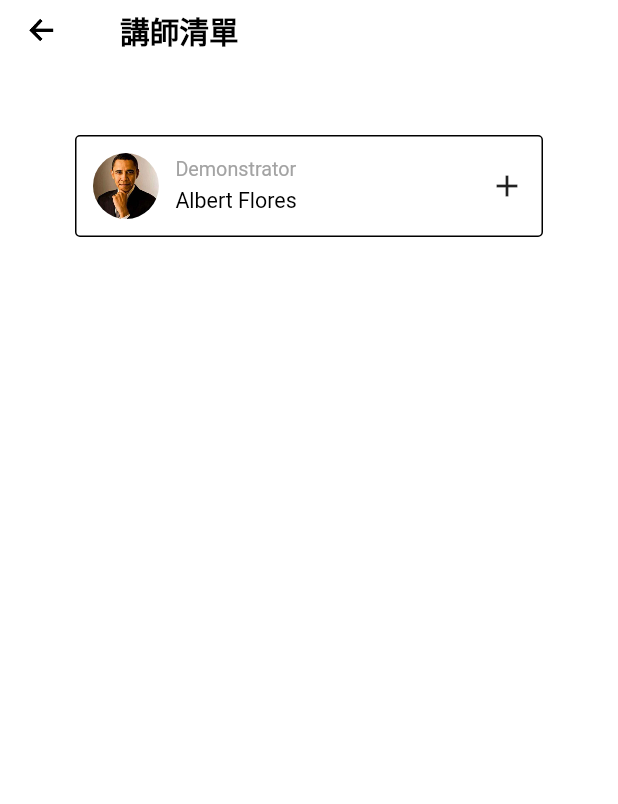
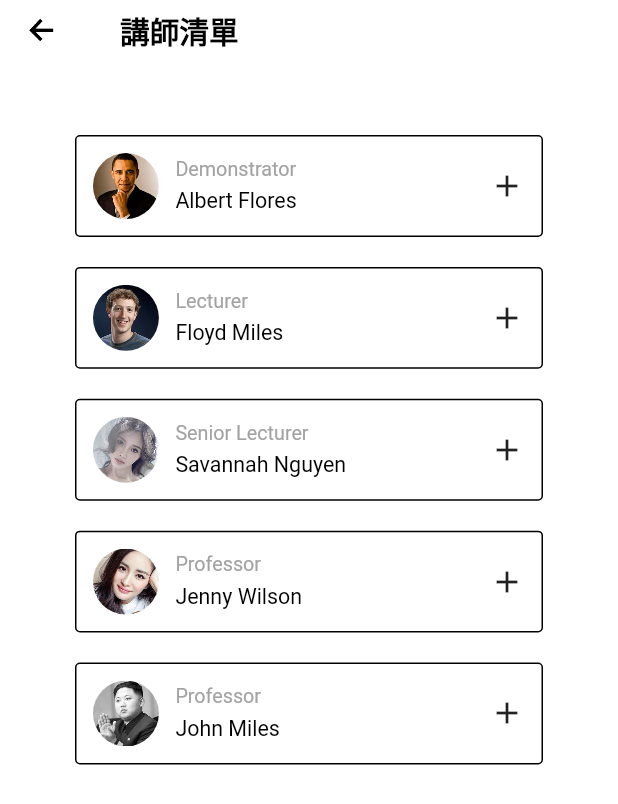
Before and after one commit to weskao/course_selection_system, a Flutter app: the screen it shows after launch, on a phone screen of 412 x 824 dp. Shown: the top 804 px of the screen. Run offline on Flutter 3.47's test engine with Material 2 defaults, Android fonts, the phone set to English and light mode, and no system bars; drawn by our look-alikes of scroll_to_index; our stand-ins replace flutter_riverpod, flutter_screenutil.

Commit message:
Add new course test data

```diff
--- /dev/null
+++ b/lib/src/data/mock/MockCourseData.dart
@@ -0,0 +1,110 @@
+import '../common/data/Time.dart';
+import '../model/course/Course.dart';
+
+class MockCourseData {
+  static final courseList1 = [
+    Course(
+      name: '基礎程式設計',
+      description: "基礎程式設計課程",
+      dayOfWeek: 2,
+      startTime: Time(hour: 10, minute: 0),
+      endTime: Time(hour: 12, minute: 0),
+    ),
+    Course(
+      name: '人工智慧總整與實作',
+      description: "人工智慧總整與實作課程",
+      dayOfWeek: 4,
+      startTime: Time(hour: 14, minute: 0),
+      endTime: Time(hour: 16, minute: 0),
+    ),
+    Course(
+      name: '訊號與系統',
+      description: "訊號與系統課程",
+      dayOfWeek: 5,
+      startTime: Time(hour: 10, minute: 0),
+      endTime: Time(hour: 12, minute: 0),
+    ),
+  ];
+
+  static final courseList2 = [
+    Course(
+      name: 'C++實習',
+      description: "C++實習課程",
+      dayOfWeek: 3,
+      startTime: Time(hour: 19, minute: 0),
+      endTime: Time(hour: 21, minute: 0),
+    ),
+    Course(
+      name: '作業系統',
+      description: "作業系統課程",
+      dayOfWeek: 3,
+      startTime: Time(hour: 8, minute: 0),
+      endTime: Time(hour: 10, minute: 0),
+    ),
+  ];
+
+  static final courseList3 = [
+    Course(
+      name: '進階英文',
+      description: "進階英文課程",
+      dayOfWeek: 3,
+      startTime: Time(hour: 15, minute: 30),
+      endTime: Time(hour: 18, minute: 30),
+    ),
+  ];
+
+  static final courseList4 = [
+    Course(
+      name: '基礎程式設計',
+      description: "基礎程式設計課程",
+      dayOfWeek: 2,
+      startTime: Time(hour: 9, minute: 0),
+      endTime: Time(hour: 12, minute: 0),
+    ),
+    Course(
+      name: '進階程式設計',
+      description: "進階程式設計課程",
+      dayOfWeek: 4,
+      startTime: Time(hour: 9, minute: 30),
+      endTime: Time(hour: 12, minute: 30),
+    ),
+  ];
+
+  static final courseList5 = [
+    Course(
+      name: '動畫設計',
+      description: "動畫設計課程",
+      dayOfWeek: 1,
+      startTime: Time(hour: 16, minute: 0),
+      endTime: Time(hour: 18, minute: 0),
+    ),
+    Course(
+      name: '演算法',
+      description: "演算法課程",
+      dayOfWeek: 3,
+      startTime: Time(hour: 11, minute: 0),
+      endTime: Time(hour: 12, minute: 0),
+    ),
+    Course(
+      name: '進階程式設計',
+      description: "進階程式設計課程",
+      dayOfWeek: 1,
+      startTime: Time(hour: 8, minute: 30),
+      endTime: Time(hour: 13, minute: 30),
+    ),
+    Course(
+      name: 'C++實習',
+      description: "C++實習課程",
+      dayOfWeek: 4,
+      startTime: Time(hour: 14, minute: 0),
+      endTime: Time(hour: 16, minute: 0),
+    ),
+    Course(
+      name: '組合語言',
+      description: "組合語言課程",
+      dayOfWeek: 2,
+      startTime: Time(hour: 15, minute: 0),
+      endTime: Time(hour: 17, minute: 0),
+    ),
+  ];
+}
--- a/lib/src/data/mock/MockData.dart
+++ /dev/null
@@ -1,41 +0,0 @@
-import '../common/data/Time.dart';
-import '../model/course/Course.dart';
-import '../model/course/Instructor.dart';
-
-class MockData {
-  static final List<Course> courseList = [
-    Course(
-      name: '基礎程式設計',
-      description: "基礎程式設計課程",
-      dayOfWeek: 2,
-      startTime: Time(hour: 10, minute: 0),
-      endTime: Time(hour: 12, minute: 0),
-      instructor: "Albert Flores",
-    ),
-    Course(
-      name: '人工智慧總整與實作',
-      description: "人工智慧總整與實作課程",
-      dayOfWeek: 4,
-      startTime: Time(hour: 14, minute: 0),
-      endTime: Time(hour: 16, minute: 0),
-      instructor: "Albert Flores",
-    ),
-    Course(
-      name: '訊號與系統',
-      description: "訊號與系統課程",
-      dayOfWeek: 5,
-      startTime: Time(hour: 10, minute: 0),
-      endTime: Time(hour: 12, minute: 0),
-      instructor: "Albert Flores",
-    ),
-  ];
-
-  static final List<Instructor> instructorList = [
-    Instructor(
-      name: "Albert Flores",
-      rankLevel: 1,
-      imageUrl: 'assets/images/default_avatar/default_avatar_2.jpg',
-      courseList: courseList,
-    )
-  ];
-}
--- /dev/null
+++ b/lib/src/data/mock/MockInstructorData.dart
@@ -0,0 +1,38 @@
+import 'package:course_selection_system/src/data/mock/MockCourseData.dart';
+
+import '../model/course/Instructor.dart';
+
+class MockInstructorData {
+  static final List<Instructor> instructorList = [
+    Instructor(
+      name: "Albert Flores",
+      rankLevel: 1,
+      imageUrl: 'assets/images/default_avatar/default_avatar_2.jpg',
+      courseList: MockCourseData.courseList1,
+    ),
+    Instructor(
+      name: "Floyd Miles",
+      rankLevel: 2,
+      imageUrl: 'assets/images/default_avatar/default_avatar_5.jpg',
+      courseList: MockCourseData.courseList2,
+    ),
+    Instructor(
+      name: "Savannah Nguyen",
+      rankLevel: 3,
+      imageUrl: 'assets/images/default_avatar/default_avatar_8.jpg',
+      courseList: MockCourseData.courseList3,
+    ),
+    Instructor(
+      name: "Jenny Wilson",
+      rankLevel: 4,
+      imageUrl: 'assets/images/default_avatar/default_avatar_15.jpg',
+      courseList: MockCourseData.courseList4,
+    ),
+    Instructor(
+      name: "John Miles",
+      rankLevel: 4,
+      imageUrl: 'assets/images/default_avatar/default_avatar_12.jpg',
+      courseList: MockCourseData.courseList5,
+    ),
+  ];
+}
--- a/lib/src/data/model/course/Course.dart
+++ b/lib/src/data/model/course/Course.dart
@@ -6,7 +6,6 @@ class Course {
   int dayOfWeek; // e.g., 1 for Monday, 2 for Tuesday, etc.
   Time startTime;
   Time endTime;
-  String instructor; // 授課講師
 
   static const int MIN_DAY_OF_WEEK = 1;
   static const int MAX_DAY_OF_WEEK = 7;
@@ -17,7 +16,6 @@ class Course {
     required this.dayOfWeek,
     required this.startTime,
     required this.endTime,
-    required this.instructor,
   }) : assert(dayOfWeek >= MIN_DAY_OF_WEEK && dayOfWeek <= MAX_DAY_OF_WEEK, 'dayOfWeek must be between 1 and 7');
 
   String getSchedule() {
@@ -41,7 +39,6 @@ class Course {
       dayOfWeek: json['dayOfWeek'],
       startTime: Time.fromJson(json['startTime']),
       endTime: Time.fromJson(json['endTime']),
-      instructor: json['instructor'],
     );
   }
 
@@ -52,7 +49,6 @@ class Course {
       'dayOfWeek': dayOfWeek,
       'startTime': startTime.toJson(),
       'endTime': endTime.toJson(),
-      'instructor': instructor,
     };
   }
 }
--- a/lib/src/presentation/views/course_detail/CourseDetailPage.dart
+++ b/lib/src/presentation/views/course_detail/CourseDetailPage.dart
@@ -8,12 +8,20 @@ import '../../widgets/PrimaryPage.dart';
 
 class CourseDetailPage extends StatelessWidget {
   final Course course;
+  final String instructorName;
 
   static String TAG = "CourseDetailPage";
 
-  const CourseDetailPage({super.key, required this.course});
+  const CourseDetailPage({super.key, required this.course, required this.instructorName});
 
-  static push(BuildContext context, Course course) => Navigator.push(context, getCupertinoPageRoute(TAG, CourseDetailPage(course: course)));
+  static push(BuildContext context, Course course, String instructorName) => Navigator.push(
+      context,
+      getCupertinoPageRoute(
+          TAG,
+          CourseDetailPage(
+            course: course,
+            instructorName: instructorName,
+          )));
 
   @override
   Widget build(BuildContext context) {
@@ -42,7 +50,7 @@ class CourseDetailPage extends StatelessWidget {
             ),
           ),
           Text(
-            "授課講師: ${course.instructor}",
+            "授課講師: $instructorName",
             style: TextStyle(
               fontSize: 13.sp,
             ),
--- a/lib/src/presentation/views/instructor_list/InstructorListPage.dart
+++ b/lib/src/presentation/views/instructor_list/InstructorListPage.dart
@@ -3,7 +3,7 @@ import 'package:course_selection_system/src/presentation/views/instructor_list/w
 import 'package:flutter/material.dart';
 import 'package:flutter_screenutil/flutter_screenutil.dart';
 
-import '../../../data/mock/MockData.dart';
+import '../../../data/mock/MockInstructorData.dart';
 import '../../widgets/PrimaryPage.dart';
 import '../../widgets/toggle_list/toggle_list.dart';
 
@@ -12,8 +12,6 @@ class InstructorListPage extends StatelessWidget {
 
   @override
   Widget build(BuildContext context) {
-    ;
-
     return PrimaryPage(
       title: "講師清單",
       topWidget: ToggleList(
@@ -27,22 +25,23 @@ class InstructorListPage extends StatelessWidget {
         itemPadding: EdgeInsets.all(10.r),
         trailing: const Icon(Icons.add),
         trailingExpanded: const Icon(Icons.remove),
-        children: List.generate(MockData.instructorList.length, (instructorIndex) {
-          var courseList = MockData.instructorList[instructorIndex].courseList;
+        children: List.generate(MockInstructorData.instructorList.length, (instructorIndex) {
+          final courseList = MockInstructorData.instructorList[instructorIndex].courseList;
+          final instructorName = MockInstructorData.instructorList[instructorIndex].name;
 
           return ToggleListItem(
             title: Row(
               mainAxisAlignment: MainAxisAlignment.start,
               children: [
                 ClipOval(
-                  child: AssetGenImage(MockData.instructorList[instructorIndex].imageUrl).image(width: 40.r, height: 40.r),
+                  child: AssetGenImage(MockInstructorData.instructorList[instructorIndex].imageUrl).image(width: 40.r, height: 40.r),
                 ),
                 SizedBox(width: 10.r),
                 Column(
                   crossAxisAlignment: CrossAxisAlignment.start,
                   children: [
                     Text(
-                      MockData.instructorList[instructorIndex].rankName, // Fixed the property name.
+                      MockInstructorData.instructorList[instructorIndex].rankName, // Fixed the property name.
                       style: TextStyle(
                         fontSize: 12.sp,
                         color: const Color.fromRGBO(163, 163, 163, 1),
@@ -50,7 +49,7 @@ class InstructorListPage extends StatelessWidget {
                     ),
                     SizedBox(height: 5.r),
                     Text(
-                      MockData.instructorList[instructorIndex].name,
+                      MockInstructorData.instructorList[instructorIndex].name,
                       style: TextStyle(
                         fontSize: 13.sp,
                         color: Colors.black,
@@ -64,7 +63,7 @@ class InstructorListPage extends StatelessWidget {
               mainAxisAlignment: MainAxisAlignment.start,
               crossAxisAlignment: CrossAxisAlignment.start,
               children: List.generate(courseList.length, (courseIndex) {
-                return CourseListTile(course: courseList[courseIndex]);
+                return CourseListTile(course: courseList[courseIndex], instructorName: instructorName);
               }),
             ),
           );
--- a/lib/src/presentation/views/instructor_list/widget/CourseListTile.dart
+++ b/lib/src/presentation/views/instructor_list/widget/CourseListTile.dart
@@ -6,15 +6,16 @@ import '../../course_detail/CourseDetailPage.dart';
 
 class CourseListTile extends StatelessWidget {
   final Course course;
+  final String instructorName;
 
-  const CourseListTile({super.key, required this.course});
+  const CourseListTile({super.key, required this.course, required this.instructorName});
 
   @override
   Widget build(BuildContext context) {
     return GestureDetector(
       behavior: HitTestBehavior.opaque,
       onTap: () {
-        CourseDetailPage.push(context, course);
+        CourseDetailPage.push(context, course, instructorName);
       },
       child: Container(
         padding: EdgeInsets.symmetric(vertical: 5.r),
```
